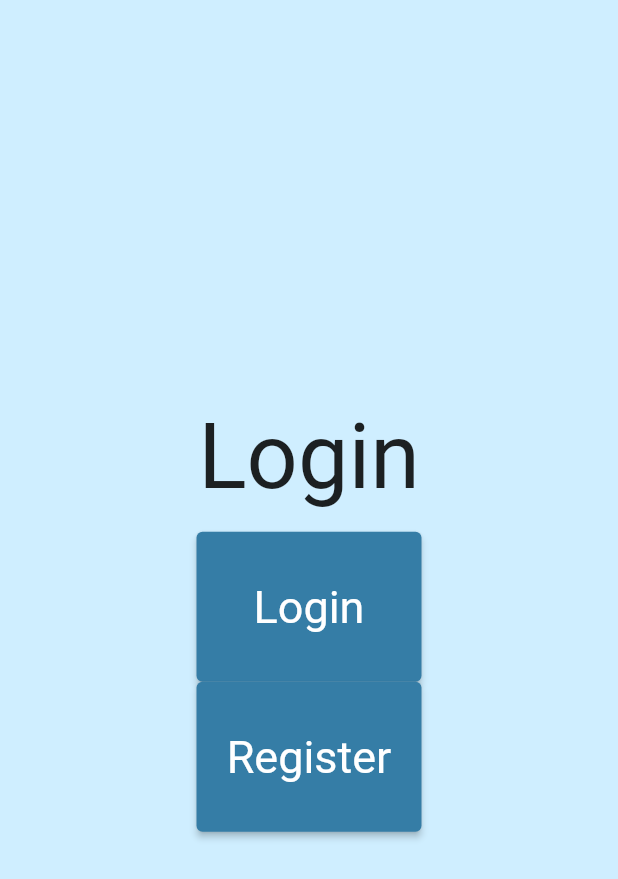
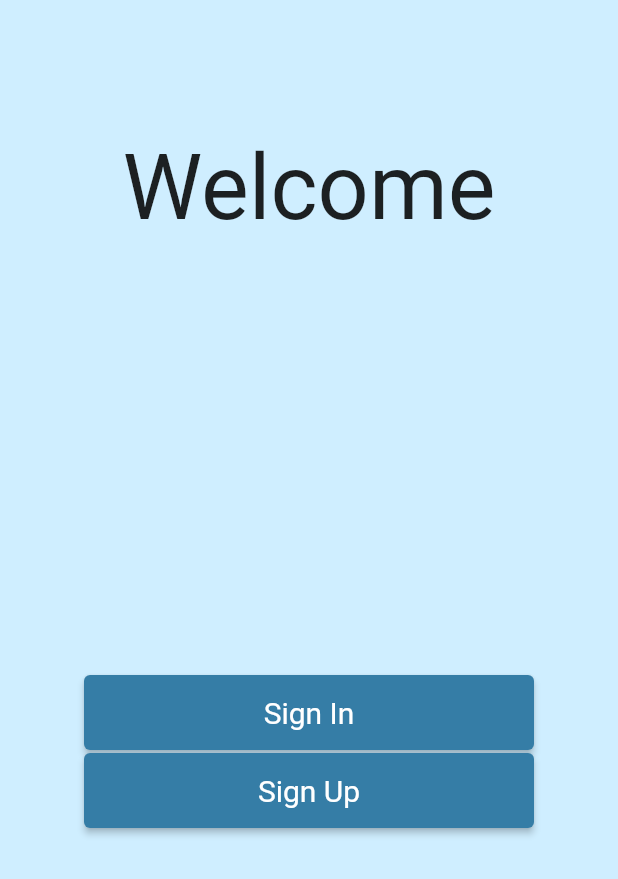
Before and after one commit to FJT-gang/AOC-Mobile, a Flutter app: the WelcomePage screen opened directly, after a tap on "Login", on a phone screen of 412 x 824 dp. Shown: the top 879 px of the screen. Run offline on Flutter 3.47's test engine with Material 2 defaults, Android fonts, the phone set to English and light mode, and no system bars; our stand-ins replace google_fonts; Roboto replaces fonts that are missing (Scada).

Commit message:
sign in + sign up button

```diff
--- a/lib/main.dart
+++ b/lib/main.dart
@@ -4,10 +4,17 @@ import 'package:aoc/pages/welcome.dart';
 import 'package:aoc/pages/login.dart';
 import 'package:flutter/material.dart';
 
+
+// Google Fonts
+import 'package:google_fonts/google_fonts.dart';
+
 void main() => runApp(MaterialApp(
+    theme: ThemeData(
+        textTheme: GoogleFonts.robotoTextTheme(),
+      ),
       debugShowCheckedModeBanner: false,
       title: "AOC Mobile",
-      home: WelcomePage(),
+      initialRoute: '/login',
       routes: {
         '/login': (context) => LoginPage(),
         '/register': (context) => LoginPage(),
--- a/lib/pages/login.dart
+++ b/lib/pages/login.dart
@@ -1,6 +1,12 @@
 import 'package:flutter/cupertino.dart';
-import 'package:flutter/foundation.dart';
 import 'package:flutter/material.dart';
+
+// Globals
+import 'package:aoc/general/globals.dart';
+import 'package:google_fonts/google_fonts.dart';
+
+// Google Fonts
+import 'package:google_fonts/google_fonts.dart';
 
 class LoginPage extends StatefulWidget {
   @override
@@ -13,47 +19,68 @@ class _LoginPageState extends State<LoginPage> {
   @override
   Widget build(BuildContext context) {
     return Scaffold(
-      backgroundColor: Color.fromARGB(255, 207, 238, 255),
-      body: Center(
+        backgroundColor: Globals.bgLightBlue,
+        body: SafeArea(
+          child: Center(
             child: Column(
-          mainAxisAlignment: MainAxisAlignment.center,
-          children: <Widget>[
-            Text(
-              'Login',
-              style: TextStyle(fontSize: 60),
+              children: [
+                const SizedBox(height: 90),
+                Text('Welcome',
+                    style: GoogleFonts.scada(
+                      textStyle: const TextStyle(fontSize: 60),
+                      // fontWeight: FontWeight.w600
+                    )),
+                const SizedBox(height: 290),
+                Column(
+                  children: [
+                    LoginWidget(
+                      text: 'Sign In',
+                      route: '/home'
                       ),
-            SizedBox(
-              height: 15,
+                    const SizedBox(height: 2),
+                    LoginWidget(
+                      text: 'Sign Up',
+                      route: '/home'
                       ),
-            ElevatedButton(
+                  ],
+                )
+              ],
+            ),
+          ),
+        ));
+  }
+}
+
+// ignore: must_be_immutable
+class LoginWidget extends StatelessWidget {
+  late String text;
+  late String route;
+
+  LoginWidget({
+    Key? key,
+    required this.text,
+    this.route = '/login'
+  }) : super(key: key);
+
+  @override
+  Widget build(BuildContext context) {
+    return SizedBox(
+      width: 300,
+      height: 50,
+      child: ElevatedButton(
         child: Text(
-                'Login',
-                style: TextStyle(fontSize: 30),
+          text,
+          style: const TextStyle(fontSize: 20),
         ),
         style: ElevatedButton.styleFrom(
-                  primary: Color.fromARGB(255, 53, 125, 166),
-                  textStyle: TextStyle(color: Colors.white),
-                  minimumSize: Size(150, 100)),
+            primary: Globals.bgDarkBlue,
+            textStyle: const TextStyle(
+              color: Colors.white,
+            ),
+            maximumSize: const Size(150, 100)),
         onPressed: () {
-                Navigator.pushNamed(context, '/home');
+          Navigator.pushNamed(context, route);
         },
-            ),
-            SizedBox(),
-            ElevatedButton(
-              child: Text(
-                'Register',
-                style: TextStyle(fontSize: 30),
-              ),
-              style: ElevatedButton.styleFrom(
-                  primary: Color.fromARGB(255, 53, 125, 166),
-                  textStyle: TextStyle(color: Colors.white),
-                  minimumSize: Size(150, 100)),
-              onPressed: () {
-                Navigator.pushNamed(context, '/register');
-              },
-            ),
-          ],
-        ),
       ),
     );
   }
```
Also changed, not shown: pubspec.yaml (+2 -5 lines), pubspec.lock. Lines whose indentation alone changed are shown as unchanged.
